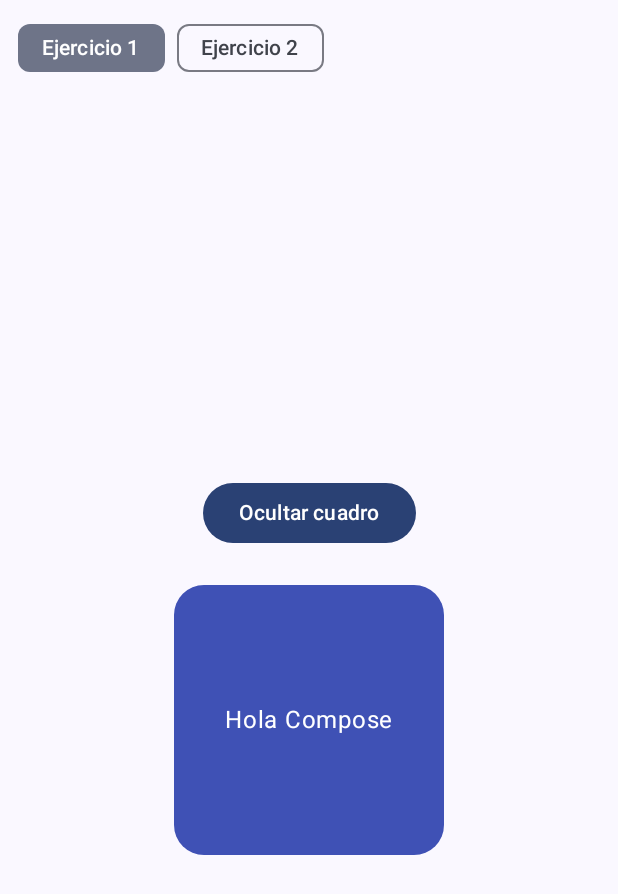
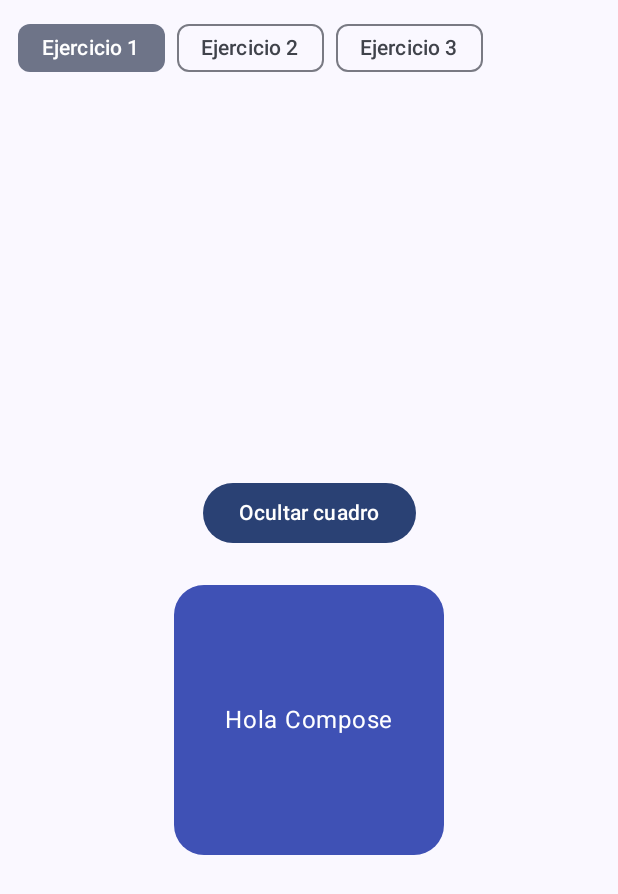
Before and after one commit to David-Quispe/lab13-animaciones, an Android app built with Jetpack Compose: the screen it shows after launch (MainActivity), on a phone screen of 412 x 824 dp. Shown: the top 894 px of the screen. Run offline under Robolectric (Android 15) with nearby library versions, the phone set to English and light mode, and no system bars.

Commit message:
feat: agregar ejercicio 3 a la navegación

```diff
--- a/app/src/main/java/com/example/lab13_animaciones/MainActivity.kt
+++ b/app/src/main/java/com/example/lab13_animaciones/MainActivity.kt
@@ -29,7 +29,7 @@ class MainActivity : ComponentActivity() {
             Lab13animacionesTheme {
                 Scaffold(modifier = Modifier.fillMaxSize()) { innerPadding ->
                     var seleccionado by remember { mutableIntStateOf(0) }
-                    val titulos = listOf("Ejercicio 1", "Ejercicio 2")
+                    val titulos = listOf("Ejercicio 1", "Ejercicio 2", "Ejercicio 3")
 
                     Column(modifier = Modifier.padding(innerPadding)) {
                         Row(
@@ -50,6 +50,7 @@ class MainActivity : ComponentActivity() {
                         when (seleccionado) {
                             0 -> Ejercicio1Screen()
                             1 -> Ejercicio2Screen()
+                            2 -> Ejercicio3Screen()
                         }
                     }
                 }
```
